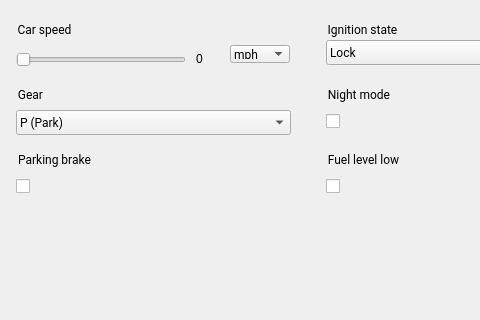
The window that android/android-emu/android/skin/qt/extended-pages/car-data-emulation/car-sensor-data.ui (aosp-mirror/platform_external_qemu) describes before a commit, drawn with Qt 5; both pictures show x 0 to 480 and y 0 to 320 of the 621 by 456 pixel window.
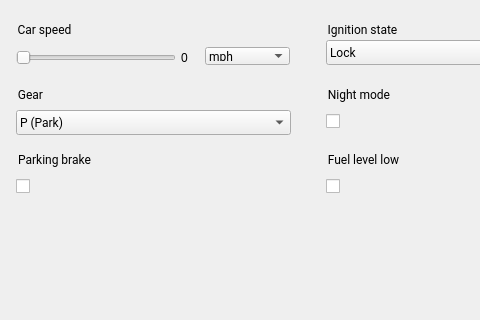
The same window after the commit.

Commit message:
Fix UI for speed unit on darwin
Test: Visual

Diff of the .ui file:
```diff
--- a/android/android-emu/android/skin/qt/extended-pages/car-data-emulation/car-sensor-data.ui
+++ b/android/android-emu/android/skin/qt/extended-pages/car-data-emulation/car-sensor-data.ui
@@ -42,8 +42,8 @@
     <property name="geometry">
      <rect>
       <x>0</x>
-      <y>30</y>
-      <width>170</width>
+      <y>28</y>
+      <width>160</width>
       <height>20</height>
      </rect>
     </property>
@@ -63,9 +63,9 @@
    <widget class="QLabel" name="car_speedLabel">
     <property name="geometry">
      <rect>
-      <x>180</x>
-      <y>30</y>
-      <width>61</width>
+      <x>165</x>
+      <y>29</y>
+      <width>60</width>
       <height>17</height>
      </rect>
     </property>
@@ -77,9 +77,9 @@
   <widget class="QComboBox" name="comboBox_speedUnit">
    <property name="geometry">
     <rect>
-     <x>230</x>
-     <y>45</y>
-     <width>60</width>
+     <x>205</x>
+     <y>47</y>
+     <width>85</width>
      <height>18</height>
     </rect>
    </property>
```
